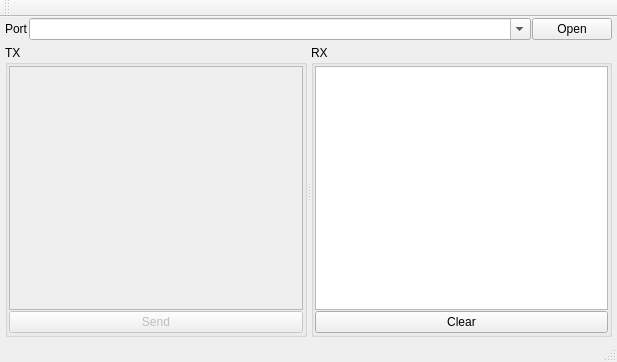
The window that mainwindow.ui (zoonman/cuteterm) describes before a commit, drawn with Qt 5.
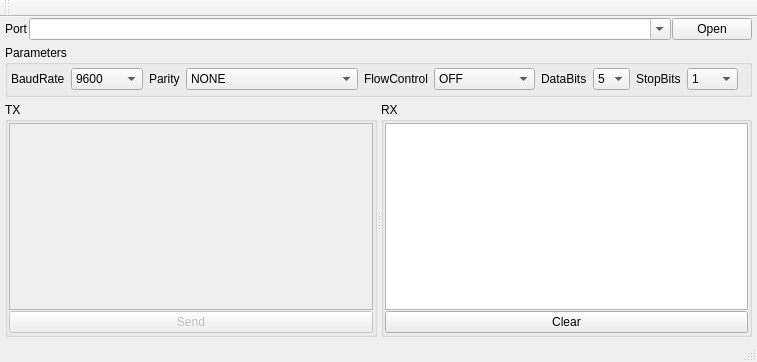
The same window after the commit.

What changed in the file:
```diff
--- a/mainwindow.ui
+++ b/mainwindow.ui
@@ -58,6 +58,289 @@
       </item>
      </layout>
     </item>
+    <item>
+     <widget class="QGroupBox" name="groupBox_params">
+      <property name="title">
+       <string>Parameters</string>
+      </property>
+      <layout class="QGridLayout" name="gridLayout">
+       <property name="leftMargin">
+        <number>3</number>
+       </property>
+       <property name="topMargin">
+        <number>3</number>
+       </property>
+       <property name="bottomMargin">
+        <number>4</number>
+       </property>
+       <property name="verticalSpacing">
+        <number>2</number>
+       </property>
+       <item row="0" column="11">
+        <spacer name="horizontalSpacer_4">
+         <property name="orientation">
+          <enum>Qt::Horizontal</enum>
+         </property>
+         <property name="sizeHint" stdset="0">
+          <size>
+           <width>40</width>
+           <height>20</height>
+          </size>
+         </property>
+        </spacer>
+       </item>
+       <item row="0" column="8">
+        <spacer name="horizontalSpacer_3">
+         <property name="orientation">
+          <enum>Qt::Horizontal</enum>
+         </property>
+         <property name="sizeHint" stdset="0">
+          <size>
+           <width>40</width>
+           <height>20</height>
+          </size>
+         </property>
+        </spacer>
+       </item>
+       <item row="0" column="4">
+        <widget class="QComboBox" name="comboBox_Parity">
+         <item>
+          <property name="text">
+           <string>NONE</string>
+          </property>
+         </item>
+         <item>
+          <property name="text">
+           <string>ODD</string>
+          </property>
+         </item>
+         <item>
+          <property name="text">
+           <string>EVEN</string>
+          </property>
+         </item>
+         <item>
+          <property name="text">
+           <string>MARK (WINDOWS ONLY)</string>
+          </property>
+         </item>
+         <item>
+          <property name="text">
+           <string>SPACE</string>
+          </property>
+         </item>
+        </widget>
+       </item>
+       <item row="0" column="5">
+        <spacer name="horizontalSpacer_2">
+         <property name="orientation">
+          <enum>Qt::Horizontal</enum>
+         </property>
+         <property name="sizeHint" stdset="0">
+          <size>
+           <width>40</width>
+           <height>20</height>
+          </size>
+         </property>
+        </spacer>
+       </item>
+       <item row="0" column="0">
+        <widget class="QLabel" name="label_2">
+         <property name="text">
+          <string>BaudRate</string>
+         </property>
+        </widget>
+       </item>
+       <item row="0" column="1">
+        <widget class="QComboBox" name="comboBox_BaudRate">
+         <property name="editable">
+          <bool>false</bool>
+         </property>
+         <property name="currentIndex">
+          <number>6</number>
+         </property>
+         <property name="maxVisibleItems">
+          <number>20</number>
+         </property>
+         <property name="frame">
+          <bool>true</bool>
+         </property>
+         <item>
+          <property name="text">
+           <string>110</string>
+          </property>
+         </item>
+         <item>
+          <property name="text">
+           <string>300</string>
+          </property>
+         </item>
+         <item>
+          <property name="text">
+           <string>600</string>
+          </property>
+         </item>
+         <item>
+          <property name="text">
+           <string>1200</string>
+          </property>
+         </item>
+         <item>
+          <property name="text">
+           <string>2400</string>
+          </property>
+         </item>
+         <item>
+          <property name="text">
+           <string>4800</string>
+          </property>
+         </item>
+         <item>
+          <property name="text">
+           <string>9600</string>
+          </property>
+         </item>
+         <item>
+          <property name="text">
+           <string>19200</string>
+          </property>
+         </item>
+         <item>
+          <property name="text">
+           <string>38400</string>
+          </property>
+         </item>
+         <item>
+          <property name="text">
+           <string>57600</string>
+          </property>
+         </item>
+         <item>
+          <property name="text">
+           <string>115200</string>
+          </property>
+         </item>
+        </widget>
+       </item>
+       <item row="0" column="2">
+        <spacer name="horizontalSpacer">
+         <property name="orientation">
+          <enum>Qt::Horizontal</enum>
+         </property>
+         <property name="sizeHint" stdset="0">
+          <size>
+           <width>40</width>
+           <height>20</height>
+          </size>
+         </property>
+        </spacer>
+       </item>
+       <item row="0" column="14">
+        <spacer name="horizontalSpacer_5">
+         <property name="orientation">
+          <enum>Qt::Horizontal</enum>
+         </property>
+         <property name="sizeHint" stdset="0">
+          <size>
+           <width>40</width>
+           <height>20</height>
+          </size>
+         </property>
+        </spacer>
+       </item>
+       <item row="0" column="10">
+        <widget class="QComboBox" name="comboBox_DataBits">
+         <item>
+          <property name="text">
+           <string>5</string>
+          </property>
+         </item>
+         <item>
+          <property name="text">
+           <string>6</string>
+          </property>
+         </item>
+         <item>
+          <property name="text">
+           <string>7</string>
+          </property>
+         </item>
+         <item>
+          <property name="text">
+           <string>8</string>
+          </property>
+         </item>
+        </widget>
+       </item>
+       <item row="0" column="9">
+        <widget class="QLabel" name="label_5">
+         <property name="text">
+          <string>DataBits</string>
+         </property>
+        </widget>
+       </item>
+       <item row="0" column="7">
+        <widget class="QComboBox" name="comboBox_FlowControl">
+         <item>
+          <property name="text">
+           <string>OFF</string>
+          </property>
+         </item>
+         <item>
+          <property name="text">
+           <string>HARDWARE</string>
+          </property>
+         </item>
+         <item>
+          <property name="text">
+           <string>XONXOFF</string>
+          </property>
+         </item>
+        </widget>
+       </item>
+       <item row="0" column="3">
+        <widget class="QLabel" name="label_3">
+         <property name="text">
+          <string>Parity</string>
+         </property>
+        </widget>
+       </item>
+       <item row="0" column="12">
+        <widget class="QLabel" name="label_6">
+         <property name="text">
+          <string>StopBits</string>
+         </property>
+        </widget>
+       </item>
+       <item row="0" column="6">
+        <widget class="QLabel" name="label_4">
+         <property name="text">
+          <string>FlowControl</string>
+         </property>
+        </widget>
+       </item>
+       <item row="0" column="13">
+        <widget class="QComboBox" name="comboBox_StopBits">
+         <item>
+          <property name="text">
+           <string>1</string>
+          </property>
+         </item>
+         <item>
+          <property name="text">
+           <string>1_5</string>
+          </property>
+         </item>
+         <item>
+          <property name="text">
+           <string>2</string>
+          </property>
+         </item>
+        </widget>
+       </item>
+      </layout>
+     </widget>
+    </item>
     <item>
      <widget class="QSplitter" name="splitter">
       <property name="orientation">
```
Left out of the diff: 2 changed lines with no effect on the pictures.
